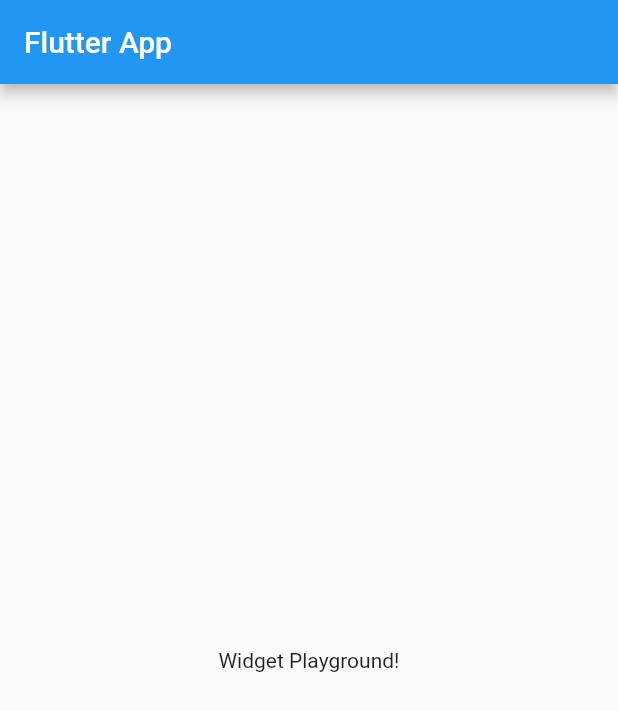
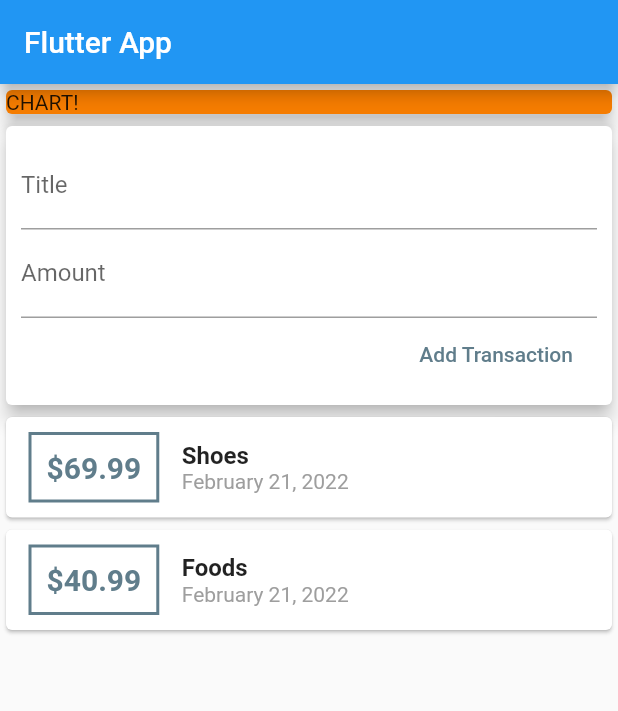
Before and after one commit to Shentia/Flutter_Expense_app, a Flutter app: the screen it shows after launch, on a phone screen of 412 x 824 dp. Shown: the top 711 px of the screen. Run offline on Flutter 3.47's test engine with Material 2 defaults, Android fonts, the phone set to English and light mode, and no system bars; Roboto replaces fonts that are missing (verdana).

Commit message:
row and Column price and Add transaction

```diff
--- a/lib/main.dart
+++ b/lib/main.dart
@@ -1,4 +1,6 @@
 import 'package:flutter/material.dart';
+import 'package:intl/intl.dart';
+import './transaction.dart';
 
 void main() => runApp(MyApp());
 
@@ -13,14 +15,102 @@ class MyApp extends StatelessWidget {
 }
 
 class MyHomePage extends StatelessWidget {
+  //create Class and in to List
+  final List<Transactions> transactions = [
+    Transactions(
+      id: "#1",
+      title: "Shoes",
+      amount: 69.99,
+      date: DateTime.now(),
+    ),
+    Transactions(
+      id: "#2",
+      title: "Foods",
+      amount: 40.99,
+      date: DateTime.now(),
+    )
+  ];
   @override
   Widget build(BuildContext context) {
     return Scaffold(
       appBar: AppBar(
         title: Text('Flutter App'),
       ),
-      body: Center(
-        child: Text('Widget Playground!'),
+      body: Column(
+        // mainAxisAlignment: MainAxisAlignment.spaceAround,
+        crossAxisAlignment: CrossAxisAlignment.stretch,
+        children: [
+          Container(
+            width: double.infinity,
+            child: Card(
+              color: Colors.orange[700],
+              child: Text('CHART!'),
+              elevation: 5,
+            ),
+          ),
+          Card(
+            child: Container(
+              padding: EdgeInsets.all(10),
+              child:
+                  Column(crossAxisAlignment: CrossAxisAlignment.end, children: [
+                TextField(
+                  decoration: InputDecoration(labelText: 'Title'),
+                ),
+                TextField(
+                  decoration: InputDecoration(labelText: 'Amount'),
+                ),
+                FlatButton(
+                  child: Text('Add Transaction'),
+                  onPressed: () {},
+                  textColor: Colors.blueGrey,
+                )
+              ]),
+            ),
+            elevation: 5,
+          ),
+          Column(
+            children: transactions.map((transaction) {
+              return Card(
+                  child: Row(
+                children: [
+                  Container(
+                    margin: EdgeInsets.symmetric(vertical: 10, horizontal: 15),
+                    decoration: BoxDecoration(
+                      border: Border.all(color: Colors.blueGrey, width: 2),
+                    ),
+                    padding: EdgeInsets.all(10),
+                    child: Text(
+                      // "\$" + transaction.amount.toString(),
+                      //both way is right
+                      '\$${transaction.amount}',
+                      style: TextStyle(
+                          fontWeight: FontWeight.bold,
+                          fontSize: 20,
+                          color: Colors.blueGrey),
+                    ),
+                  ),
+                  Column(
+                      crossAxisAlignment: CrossAxisAlignment.start,
+                      children: [
+                        Text(
+                          transaction.title,
+                          style: TextStyle(
+                              fontWeight: FontWeight.bold,
+                              fontSize: 16,
+                              fontFamily: "verdana"),
+                        ),
+                        Text(
+                          DateFormat.yMMMMd().format(transaction.date),
+                          style: TextStyle(
+                            color: Colors.grey,
+                          ),
+                        )
+                      ])
+                ],
+              ));
+            }).toList(),
+          ),
+        ],
       ),
     );
   }
--- /dev/null
+++ b/lib/transaction.dart
@@ -0,0 +1,15 @@
+import 'package:flutter/foundation.dart';
+
+class Transactions {
+  final String id;
+  final String title;
+  final double amount;
+  final DateTime date;
+
+//constructor
+  Transactions(
+      {@required this.id,
+      @required this.title,
+      @required this.amount,
+      @required this.date});
+}
--- a/pubspec.yaml
+++ b/pubspec.yaml
@@ -3,7 +3,7 @@ description: A new Flutter project.
 
 # The following line prevents the package from being accidentally published to
 # pub.dev using `pub publish`. This is preferred for private packages.
-publish_to: 'none' # Remove this line if you wish to publish to pub.dev
+publish_to: "none" # Remove this line if you wish to publish to pub.dev
 
 # The following defines the version and build number for your application.
 # A version number is three numbers separated by dots, like 1.2.43
@@ -23,7 +23,7 @@ environment:
 dependencies:
   flutter:
     sdk: flutter
-
+  intl: ^0.17.0
 
   # The following adds the Cupertino Icons font to your application.
   # Use with the CupertinoIcons class for iOS style icons.
@@ -38,7 +38,6 @@ dev_dependencies:
 
 # The following section is specific to Flutter.
 flutter:
-
   # The following line ensures that the Material Icons font is
   # included with your application, so that you can use the icons in
   # the material Icons class.
```
Also changed, not shown: pubspec.lock.
